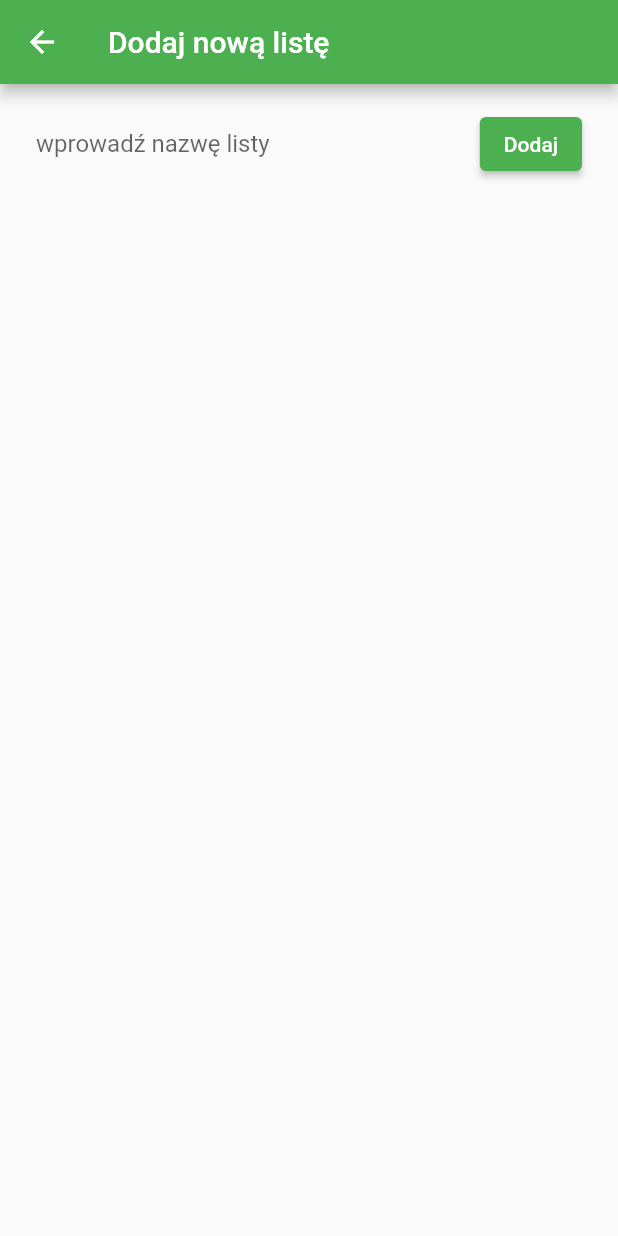
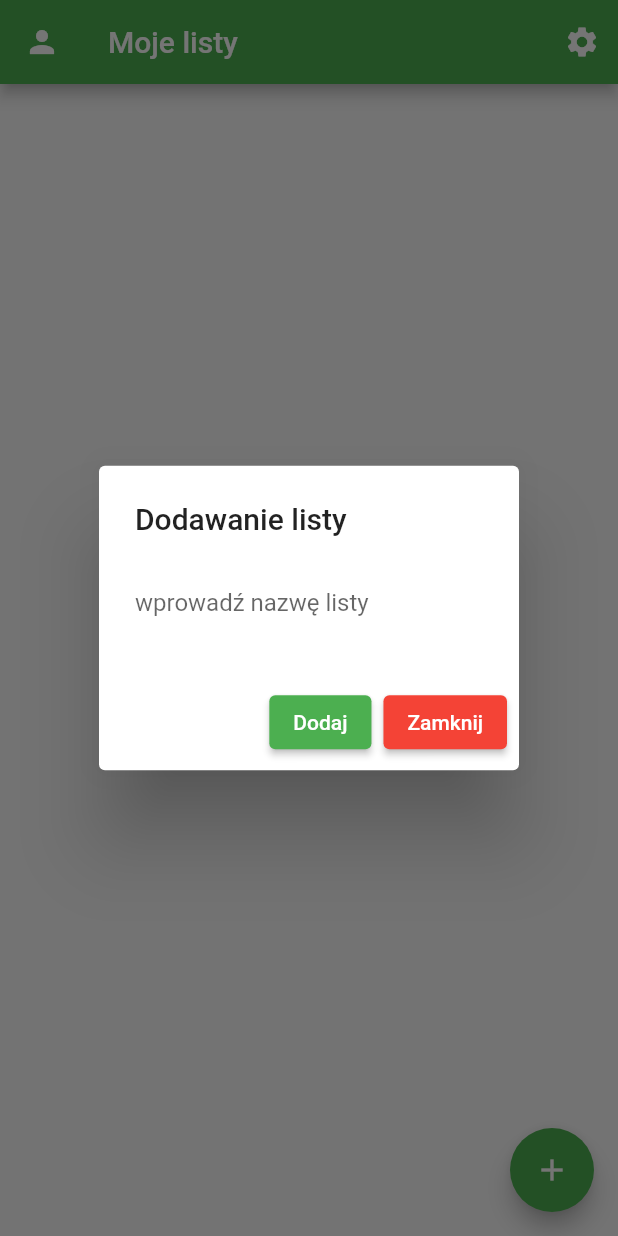
Before and after one commit to MaciejSamol/group_purchase, a Flutter app: the screen it shows after launch, after a tap on the "add" icon, on a phone screen of 412 x 824 dp. Run offline on Flutter 3.47's test engine with Material 2 defaults, Android fonts, the phone set to English and light mode, and no system bars; our stand-ins replace cloud_firestore, firebase_auth, firebase_core; accounts and stored records are empty.

Commit message:
Add SingleChildScrollView, delete add_new_list.dart

```diff
--- a/group_purchase/lib/gui/add_new_list.dart
+++ /dev/null
@@ -1,92 +0,0 @@
-import 'package:cloud_firestore/cloud_firestore.dart';
-import 'package:firebase_auth/firebase_auth.dart';
-import 'package:flutter/material.dart';
-import 'package:flutter/src/widgets/container.dart';
-import 'package:flutter/src/widgets/framework.dart';
-import 'package:group_purchase/services/database.dart';
-
-class AddNewListPage extends StatefulWidget {
-  const AddNewListPage({super.key});
-
-  @override
-  State<AddNewListPage> createState() => _AddNewListPageState();
-}
-
-class _AddNewListPageState extends State<AddNewListPage> {
-  DatabaseService databaseService = new DatabaseService();
-  TextEditingController listNameTextEditingController =
-      new TextEditingController();
-
-  @override
-  Widget build(BuildContext context) {
-    return Scaffold(
-      appBar: AppBar(
-        title: Text("Dodaj nową listę"),
-        backgroundColor: Colors.green,
-      ),
-      body: Container(
-        child: Column(
-          children: [
-            Container(
-              padding: EdgeInsets.symmetric(horizontal: 24, vertical: 16),
-              child: Row(
-                children: [
-                  Expanded(
-                    child: TextField(
-                      controller: listNameTextEditingController,
-                      decoration: InputDecoration(
-                        hintText: 'wprowadź nazwę listy',
-                        border: InputBorder.none,
-                      ),
-                    ),
-                  ),
-                  ElevatedButton(
-                    onPressed: () {
-                      if (listNameTextEditingController.text != '') {
-                        addList(listNameTextEditingController.text);
-                        Navigator.pop(context);
-                      } else {
-                        showDialog(
-                          context: context,
-                          builder: (BuildContext context) =>
-                              _buildPopupDialog(context),
-                        );
-                      }
-                    },
-                    style: ElevatedButton.styleFrom(
-                      backgroundColor: Colors.green,
-                    ),
-                    child: Text('Dodaj'),
-                  ),
-                ],
-              ),
-            ),
-          ],
-        ),
-      ),
-    );
-  }
-
-  addList(String? listName) {
-    DatabaseService(uid: FirebaseAuth.instance.currentUser!.email)
-        .addNewList(listName);
-  }
-
-  Widget _buildPopupDialog(BuildContext context) {
-    return new AlertDialog(
-      title: const Text('Nie podano nazwy listy'),
-      content: new Column(
-        mainAxisSize: MainAxisSize.min,
-        crossAxisAlignment: CrossAxisAlignment.start,
-      ),
-      actions: <Widget>[
-        ElevatedButton(
-          onPressed: () {
-            Navigator.of(context).pop();
-          },
-          child: const Text('Zamknij'),
-        ),
-      ],
-    );
-  }
-}
--- a/group_purchase/lib/gui/friend_list.dart
+++ b/group_purchase/lib/gui/friend_list.dart
@@ -35,6 +35,7 @@ class _FriendListPageState extends State<FriendListPage> {
         ? ListView.builder(
             itemCount: friendListSnapshot.docs.length,
             shrinkWrap: true,
+            physics: const NeverScrollableScrollPhysics(),
             itemBuilder: (context, index) {
               return FriendListTile(
                 friendName:
@@ -74,8 +75,8 @@ class _FriendListPageState extends State<FriendListPage> {
         ],
       ),
       body: Container(
-        child: Column(
-          children: [friendList()],
+        child: SingleChildScrollView(
+          child: friendList(),
         ),
       ),
     );
--- a/group_purchase/lib/gui/friend_requests.dart
+++ b/group_purchase/lib/gui/friend_requests.dart
@@ -52,6 +52,7 @@ class _FriendRequestScreenState extends State<FriendRequestScreen> {
         ? ListView.builder(
             itemCount: requestSnapshot.docs.length,
             shrinkWrap: true,
+            physics: const NeverScrollableScrollPhysics(),
             itemBuilder: (context, index) {
               return RequestTile(
                 friendName:
@@ -72,8 +73,8 @@ class _FriendRequestScreenState extends State<FriendRequestScreen> {
         backgroundColor: Colors.green,
       ), // Pasek górny
       body: Container(
-        child: Column(
-          children: [requestList()],
+        child: SingleChildScrollView(
+          child: requestList(),
         ),
       ),
     );
--- a/group_purchase/lib/gui/home_page.dart
+++ b/group_purchase/lib/gui/home_page.dart
@@ -1,6 +1,5 @@
 import 'package:flutter/material.dart';
 import 'package:firebase_auth/firebase_auth.dart';
-import 'package:group_purchase/gui/add_new_list.dart';
 import 'package:group_purchase/gui/list_view.dart';
 import 'package:group_purchase/gui/settings.dart';
 import 'package:group_purchase/services/database.dart';
@@ -17,6 +16,8 @@ class MainPage extends StatefulWidget {
 
 class _MainPageState extends State<MainPage> {
   DatabaseService databaseService = new DatabaseService();
+  TextEditingController listNameTextEditingController =
+      new TextEditingController();
   User? user;
   @override
   void initState() {
@@ -50,6 +51,7 @@ class _MainPageState extends State<MainPage> {
           ? ListView.builder(
               itemCount: listSnapshot.docs.length,
               shrinkWrap: true,
+              physics: const NeverScrollableScrollPhysics(),
               itemBuilder: (context, index) {
                 return ListTile(
                   id: listSnapshot.docs[index].reference.id.toString(),
@@ -97,20 +99,96 @@ class _MainPageState extends State<MainPage> {
         ],
       ),
       body: Container(
-        child: Column(
-          children: [listWidget()],
+        child: SingleChildScrollView(
+          child: listWidget(),
         ),
       ),
       floatingActionButton: FloatingActionButton(
         backgroundColor: Colors.green,
         child: const Icon(Icons.add),
         onPressed: () {
-          Navigator.push(
-            context,
-            MaterialPageRoute(builder: (context) => AddNewListPage()),
+          showDialog(
+            context: context,
+            builder: (BuildContext context) =>
+                _buildPopupDialogNewList(context),
           );
         },
       ),
+    );
+  }
+
+  addList(String? listName) {
+    DatabaseService(uid: FirebaseAuth.instance.currentUser!.email)
+        .addNewList(listName);
+  }
+
+  Widget _buildPopupDialogNewList(BuildContext context) {
+    return AlertDialog(
+      title: const Text('Dodawanie listy'),
+      content: Column(
+        mainAxisSize: MainAxisSize.min,
+        crossAxisAlignment: CrossAxisAlignment.start,
+        children: [
+          TextField(
+            controller: listNameTextEditingController,
+            decoration: InputDecoration(
+              hintText: 'wprowadź nazwę listy',
+              border: InputBorder.none,
+            ),
+          ),
+        ],
+      ),
+      actions: <Widget>[
+        ElevatedButton(
+          style: ElevatedButton.styleFrom(
+            backgroundColor: Colors.green,
+          ),
+          onPressed: () {
+            //Dodawanie produktu
+            if (listNameTextEditingController.text != '') {
+              addList(listNameTextEditingController.text.capitalize());
+              setState(() {
+                listNameTextEditingController = new TextEditingController();
+              });
+              // Kasowannie zawartości listNameTextEditingController
+              Navigator.of(context).pop();
+            } else {
+              showDialog(
+                context: context,
+                builder: (BuildContext context) => _buildPopupDialog(context),
+              );
+            }
+          },
+          child: const Text('Dodaj'),
+        ),
+        ElevatedButton(
+          style: ElevatedButton.styleFrom(
+            backgroundColor: Colors.red,
+          ),
+          onPressed: () {
+            Navigator.of(context).pop();
+          },
+          child: const Text('Zamknij'),
+        ),
+      ],
+    );
+  }
+
+  Widget _buildPopupDialog(BuildContext context) {
+    return new AlertDialog(
+      title: const Text('Nie podano nazwy listy'),
+      content: new Column(
+        mainAxisSize: MainAxisSize.min,
+        crossAxisAlignment: CrossAxisAlignment.start,
+      ),
+      actions: <Widget>[
+        ElevatedButton(
+          onPressed: () {
+            Navigator.of(context).pop();
+          },
+          child: const Text('Zamknij'),
+        ),
+      ],
     );
   }
 }
```
Also changed, not shown: group_purchase/lib/gui/list_view.dart (+3 -6 lines).
